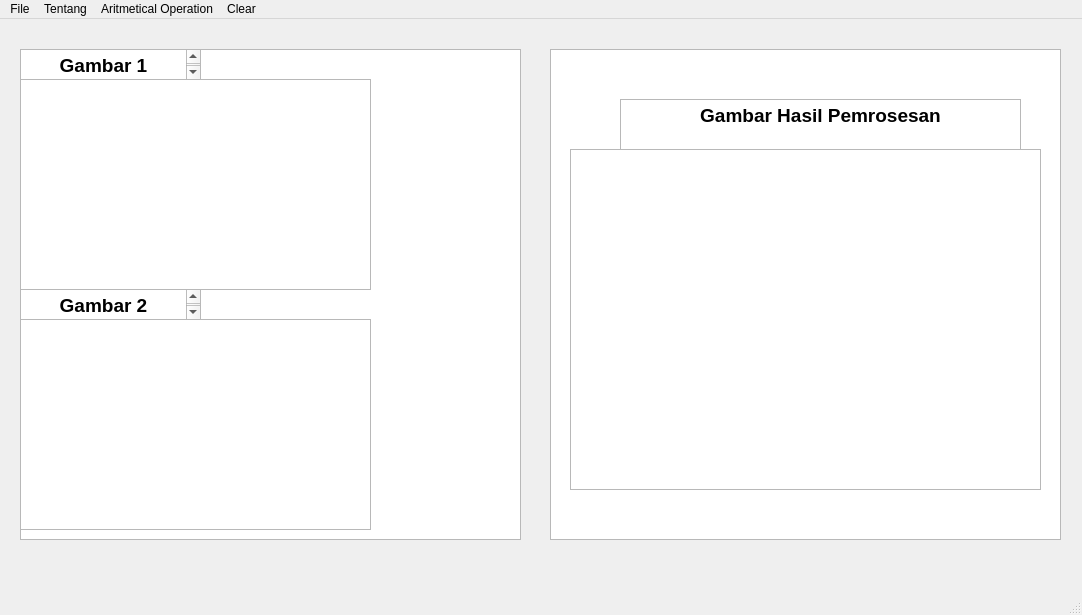
This is arithmetical.ui in renaldiendrawan/Image-Processing-Apps as Qt 5 draws it before an edit. The edited form follows.
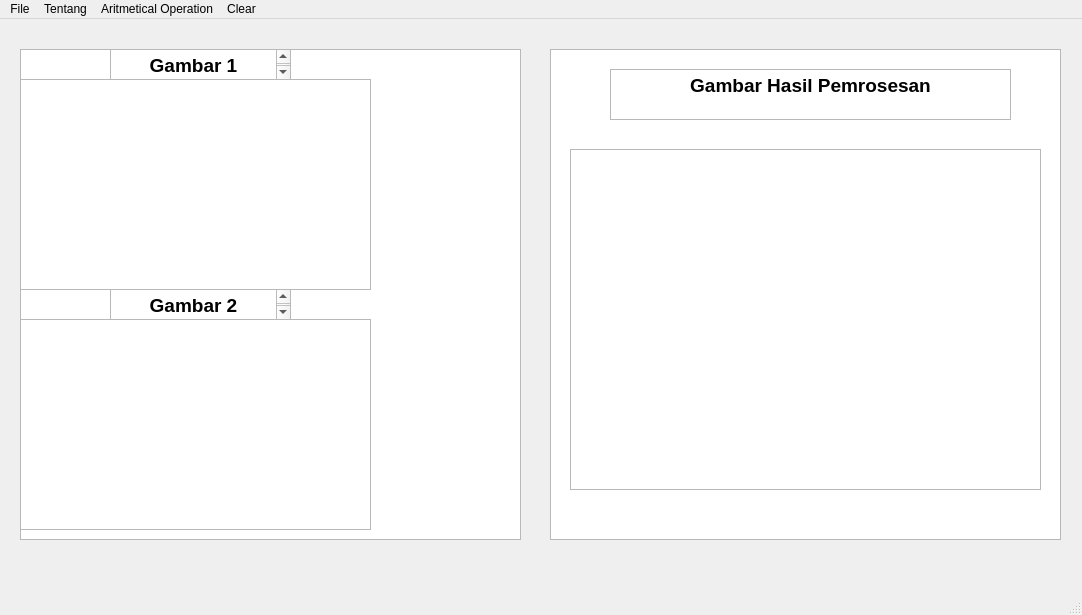
This is the edited form.

```diff
--- a/arithmetical.ui
+++ b/arithmetical.ui
@@ -57,7 +57,7 @@
    <widget class="QTextEdit" name="textEdit">
     <property name="geometry">
      <rect>
-      <x>20</x>
+      <x>110</x>
       <y>30</y>
       <width>181</width>
       <height>31</height>
@@ -74,8 +74,8 @@
    <widget class="QTextEdit" name="textEdit_2">
     <property name="geometry">
      <rect>
-      <x>620</x>
-      <y>80</y>
+      <x>610</x>
+      <y>50</y>
       <width>401</width>
       <height>51</height>
      </rect>
@@ -91,7 +91,7 @@
    <widget class="QTextEdit" name="textEdit_3">
     <property name="geometry">
      <rect>
-      <x>20</x>
+      <x>110</x>
       <y>270</y>
       <width>181</width>
       <height>31</height>
```
